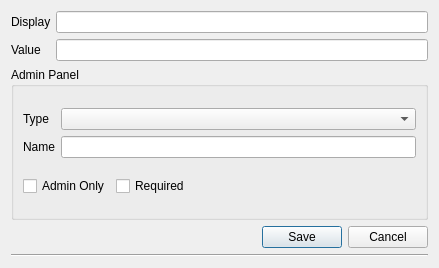
First picture: the form in automator_project/utils/qtUi/variable_dialog.ui, repository Halicea/hal_automator, before the edit.
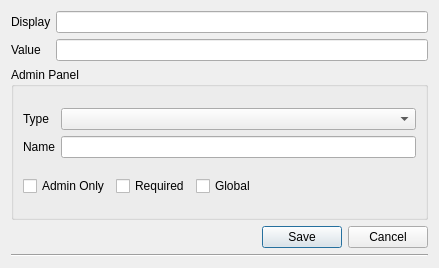
Second picture: the form after the edit.

Commit message: checkbox that sets whether a variable is global or not.

Patch:
```diff
--- a/automator_project/utils/qtUi/variable_dialog.ui
+++ b/automator_project/utils/qtUi/variable_dialog.ui
@@ -102,6 +102,13 @@
           </property>
          </widget>
         </item>
+        <item>
+         <widget class="QCheckBox" name="cbGlobal">
+          <property name="text">
+           <string>Global</string>
+          </property>
+         </widget>
+        </item>
         <item>
          <spacer name="horizontalSpacer">
           <property name="orientation">
```
The commit also changes 3 other files.
